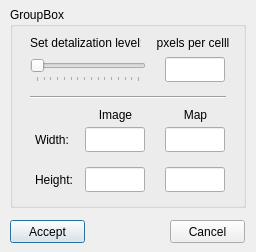
The window that Sources/mappingdialog.ui (pi-null-mezon/QPULSECAPTURE) describes before a commit, drawn with Qt 5.
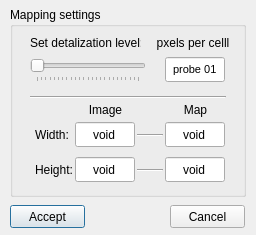
The same window after the commit.

Commit message: I made it, mapping ready to tests

The edit to the form file:
```diff
--- a/Sources/mappingdialog.ui
+++ b/Sources/mappingdialog.ui
@@ -7,7 +7,7 @@
     <x>0</x>
     <y>0</y>
     <width>256</width>
-    <height>252</height>
+    <height>235</height>
    </rect>
   </property>
   <property name="windowTitle">
@@ -19,21 +19,24 @@
      <x>10</x>
      <y>7</y>
      <width>236</width>
-     <height>201</height>
+     <height>190</height>
     </rect>
    </property>
    <property name="title">
-    <string>GroupBox</string>
+    <string>Mapping settings</string>
    </property>
    <widget class="QLineEdit" name="editWidthImage">
     <property name="geometry">
      <rect>
-      <x>75</x>
-      <y>120</y>
+      <x>65</x>
+      <y>115</y>
       <width>60</width>
       <height>25</height>
      </rect>
     </property>
+    <property name="text">
+     <string>void</string>
+    </property>
     <property name="alignment">
      <set>Qt::AlignCenter</set>
     </property>
@@ -45,11 +48,14 @@
     <property name="geometry">
      <rect>
       <x>155</x>
-      <y>120</y>
+      <y>115</y>
       <width>60</width>
       <height>25</height>
      </rect>
     </property>
+    <property name="text">
+     <string>void</string>
+    </property>
     <property name="alignment">
      <set>Qt::AlignCenter</set>
     </property>
@@ -60,12 +66,15 @@
    <widget class="QLineEdit" name="editHeightImage">
     <property name="geometry">
      <rect>
-      <x>75</x>
-      <y>160</y>
+      <x>65</x>
+      <y>150</y>
       <width>60</width>
       <height>25</height>
      </rect>
     </property>
+    <property name="text">
+     <string>void</string>
+    </property>
     <property name="alignment">
      <set>Qt::AlignCenter</set>
     </property>
@@ -77,11 +86,14 @@
     <property name="geometry">
      <rect>
       <x>155</x>
-      <y>160</y>
+      <y>150</y>
       <width>60</width>
       <height>25</height>
      </rect>
     </property>
+    <property name="text">
+     <string>void</string>
+    </property>
     <property name="alignment">
      <set>Qt::AlignCenter</set>
     </property>
@@ -100,15 +112,15 @@
     </property>
     <property name="font">
      <font>
-      <family>GOST type B</family>
-      <pointsize>12</pointsize>
+      <family>MS Shell Dlg 2</family>
+      <pointsize>8</pointsize>
       <weight>50</weight>
-      <italic>true</italic>
+      <italic>false</italic>
       <bold>false</bold>
      </font>
     </property>
     <property name="text">
-     <string/>
+     <string>probe 01</string>
     </property>
     <property name="frame">
      <bool>true</bool>
@@ -143,16 +155,16 @@
      </rect>
     </property>
     <property name="minimum">
-     <number>1</number>
+     <number>8</number>
     </property>
     <property name="maximum">
-     <number>16</number>
+     <number>32</number>
     </property>
     <property name="pageStep">
      <number>1</number>
     </property>
     <property name="sliderPosition">
-     <number>1</number>
+     <number>8</number>
     </property>
     <property name="orientation">
      <enum>Qt::Horizontal</enum>
@@ -194,8 +206,8 @@
     <property name="geometry">
      <rect>
       <x>25</x>
-      <y>120</y>
-      <width>56</width>
+      <y>115</y>
+      <width>41</width>
       <height>25</height>
      </rect>
     </property>
@@ -207,8 +219,8 @@
     <property name="geometry">
      <rect>
       <x>25</x>
-      <y>160</y>
-      <width>56</width>
+      <y>150</y>
+      <width>41</width>
       <height>25</height>
      </rect>
     </property>
@@ -219,8 +231,8 @@
    <widget class="QLabel" name="label_5">
     <property name="geometry">
      <rect>
-      <x>75</x>
-      <y>95</y>
+      <x>65</x>
+      <y>90</y>
       <width>61</width>
       <height>25</height>
      </rect>
@@ -236,7 +248,7 @@
     <property name="geometry">
      <rect>
       <x>155</x>
-      <y>95</y>
+      <y>90</y>
       <width>61</width>
       <height>25</height>
      </rect>
@@ -248,26 +260,38 @@
      <set>Qt::AlignCenter</set>
     </property>
    </widget>
-   <zorder>editWidthImage</zorder>
-   <zorder>editWidthMap</zorder>
-   <zorder>editHeightImage</zorder>
-   <zorder>editHeightMap</zorder>
-   <zorder>editCell</zorder>
-   <zorder>line</zorder>
-   <zorder>sliderCell</zorder>
-   <zorder>label</zorder>
-   <zorder>label_2</zorder>
-   <zorder>label_3</zorder>
-   <zorder>label_4</zorder>
-   <zorder>buttonReject</zorder>
-   <zorder>label_5</zorder>
-   <zorder>label_6</zorder>
+   <widget class="Line" name="line_2">
+    <property name="geometry">
+     <rect>
+      <x>127</x>
+      <y>120</y>
+      <width>26</width>
+      <height>16</height>
+     </rect>
+    </property>
+    <property name="orientation">
+     <enum>Qt::Horizontal</enum>
+    </property>
+   </widget>
+   <widget class="Line" name="line_3">
+    <property name="geometry">
+     <rect>
+      <x>127</x>
+      <y>155</y>
+      <width>26</width>
+      <height>16</height>
+     </rect>
+    </property>
+    <property name="orientation">
+     <enum>Qt::Horizontal</enum>
+    </property>
+   </widget>
   </widget>
   <widget class="QPushButton" name="buttonAccept">
    <property name="geometry">
     <rect>
      <x>10</x>
-     <y>220</y>
+     <y>205</y>
      <width>75</width>
      <height>23</height>
     </rect>
@@ -280,7 +304,7 @@
    <property name="geometry">
     <rect>
      <x>170</x>
-     <y>220</y>
+     <y>205</y>
      <width>75</width>
      <height>23</height>
     </rect>
```
The commit also changes 8 other files.
